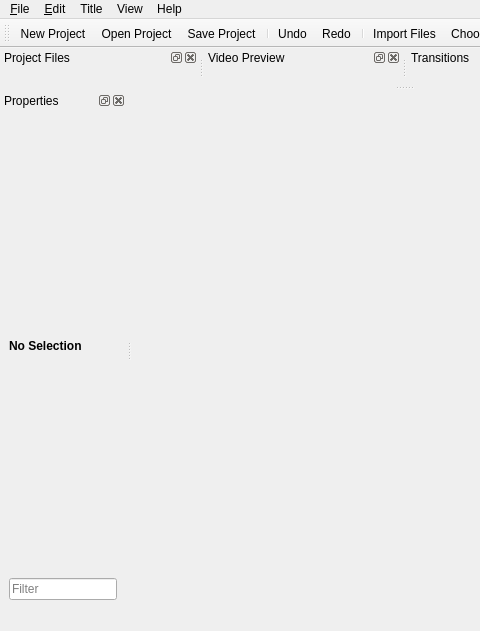
This is src/windows/ui/main-window.ui in OpenShot/openshot-qt as Qt 5 draws it before an edit; both pictures show x 0 to 480 and y 0 to 631 of the 808 by 631 pixel window. The edited form follows.
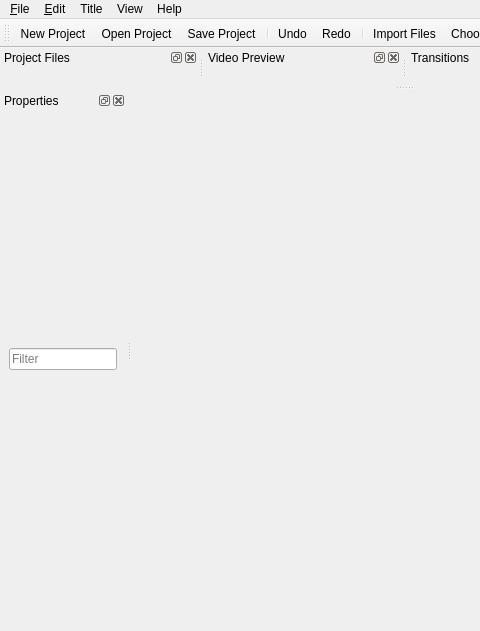
This is the edited form. Icons and pictures are not drawn.

Commit message: More improvements to property editing, keyframe icons have been fixed, context menus now include keyframe icons also, property window now lists clip/transition/effect name, effects' keyframes are now drawn on the timeline. A few bugs with selections have been fixed. Translation POT updated.

Patch:
```diff
--- a/src/windows/ui/main-window.ui
+++ b/src/windows/ui/main-window.ui
@@ -261,19 +261,6 @@
    <widget class="QWidget" name="dockPropertiesContent">
     <layout class="QGridLayout" name="gridLayout_6">
      <item row="1" column="1">
-      <widget class="QLabel" name="lblSelectedItem">
-       <property name="font">
-        <font>
-         <weight>75</weight>
-         <bold>true</bold>
-        </font>
-       </property>
-       <property name="text">
-        <string>No Selection</string>
-       </property>
-      </widget>
-     </item>
-     <item row="2" column="1">
       <widget class="QLineEdit" name="txtPropertyFilter">
        <property name="inputMask">
         <string/>
```
The commit also changes 7 other files.
